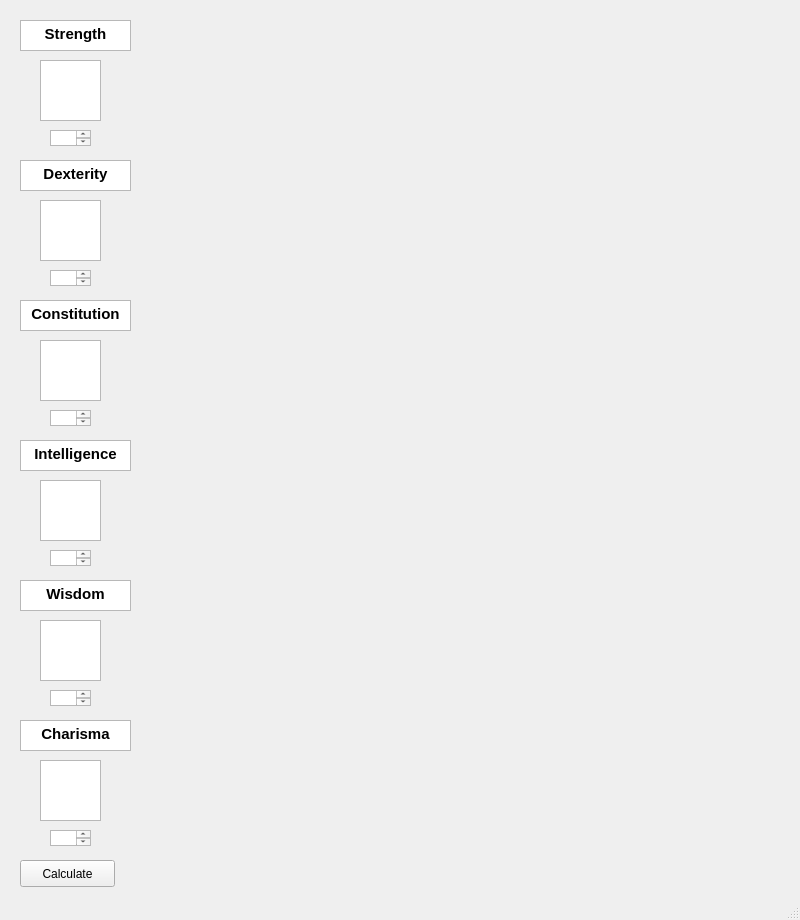
This is mainwindow.ui in RebeGM19/DnD5eSheet as Qt 5 draws it before an edit. The edited form follows.
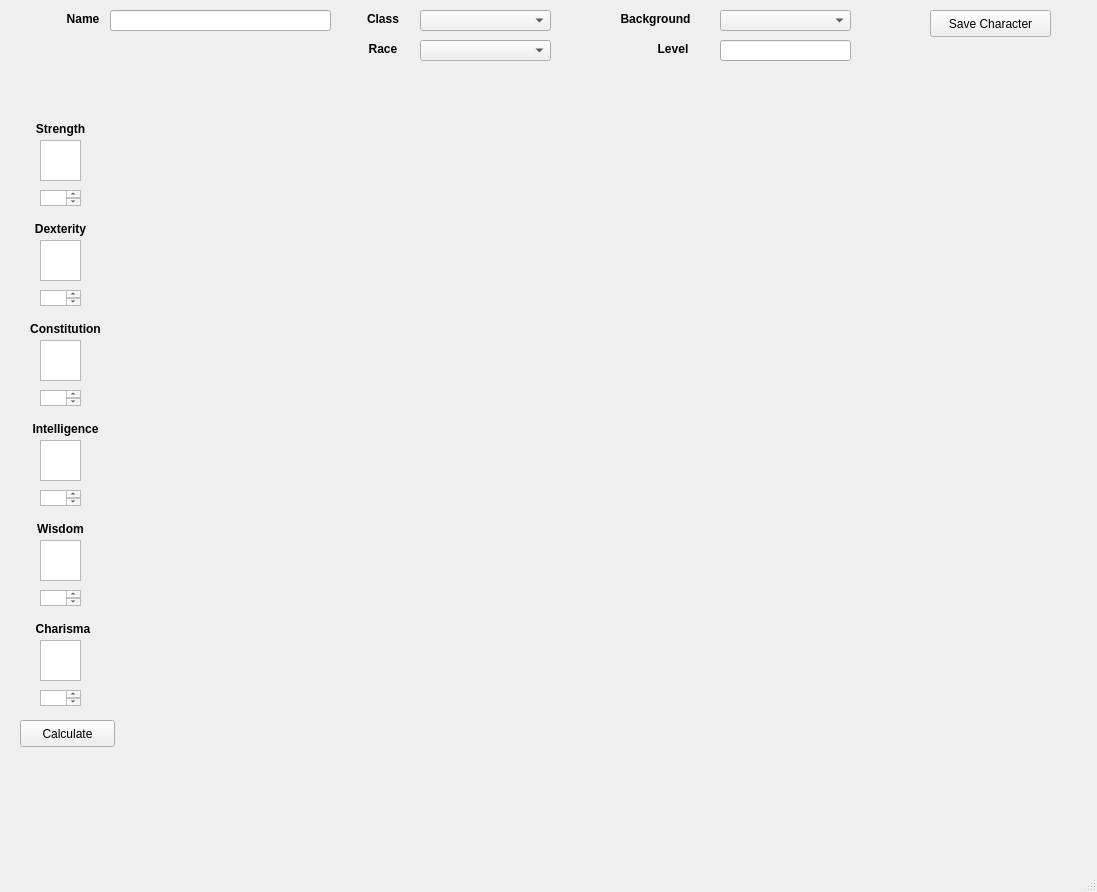
This is the edited form.

Commit message: Clase "Character" creada. Conexión con BD: Tabla "Character" e inserción de los datos básicos del personaje

The edit to the form file:
```diff
--- a/mainwindow.ui
+++ b/mainwindow.ui
@@ -6,38 +6,21 @@
    <rect>
     <x>0</x>
     <y>0</y>
-    <width>800</width>
-    <height>920</height>
+    <width>1097</width>
+    <height>892</height>
    </rect>
   </property>
   <property name="windowTitle">
    <string>MainWindow</string>
   </property>
   <widget class="QWidget" name="centralwidget">
-   <widget class="QTextBrowser" name="dexLabel">
-    <property name="geometry">
-     <rect>
-      <x>20</x>
-      <y>160</y>
-      <width>111</width>
-      <height>31</height>
-     </rect>
-    </property>
-    <property name="html">
-     <string>&lt;!DOCTYPE HTML PUBLIC &quot;-//W3C//DTD HTML 4.0//EN&quot; &quot;http://www.w3.org/TR/REC-html40/strict.dtd&quot;&gt;
-&lt;html&gt;&lt;head&gt;&lt;meta name=&quot;qrichtext&quot; content=&quot;1&quot; /&gt;&lt;style type=&quot;text/css&quot;&gt;
-p, li { white-space: pre-wrap; }
-&lt;/style&gt;&lt;/head&gt;&lt;body style=&quot; font-family:'Ubuntu'; font-size:11pt; font-weight:400; font-style:normal;&quot;&gt;
-&lt;p align=&quot;center&quot; style=&quot; margin-top:0px; margin-bottom:0px; margin-left:0px; margin-right:0px; -qt-block-indent:0; text-indent:0px;&quot;&gt;&lt;span style=&quot; font-weight:600;&quot;&gt;Dexterity&lt;/span&gt;&lt;/p&gt;&lt;/body&gt;&lt;/html&gt;</string>
-    </property>
-   </widget>
    <widget class="QTextBrowser" name="strMod">
     <property name="geometry">
      <rect>
       <x>40</x>
-      <y>60</y>
-      <width>61</width>
-      <height>61</height>
+      <y>140</y>
+      <width>41</width>
+      <height>41</height>
      </rect>
     </property>
     <property name="html">
@@ -51,79 +34,28 @@
    <widget class="QTextEdit" name="chaVal">
     <property name="geometry">
      <rect>
-      <x>50</x>
-      <y>830</y>
+      <x>40</x>
+      <y>690</y>
       <width>41</width>
       <height>16</height>
      </rect>
     </property>
    </widget>
-   <widget class="QTextBrowser" name="wisLabel">
-    <property name="geometry">
-     <rect>
-      <x>20</x>
-      <y>580</y>
-      <width>111</width>
-      <height>31</height>
-     </rect>
-    </property>
-    <property name="html">
-     <string>&lt;!DOCTYPE HTML PUBLIC &quot;-//W3C//DTD HTML 4.0//EN&quot; &quot;http://www.w3.org/TR/REC-html40/strict.dtd&quot;&gt;
-&lt;html&gt;&lt;head&gt;&lt;meta name=&quot;qrichtext&quot; content=&quot;1&quot; /&gt;&lt;style type=&quot;text/css&quot;&gt;
-p, li { white-space: pre-wrap; }
-&lt;/style&gt;&lt;/head&gt;&lt;body style=&quot; font-family:'Ubuntu'; font-size:11pt; font-weight:400; font-style:normal;&quot;&gt;
-&lt;p align=&quot;center&quot; style=&quot; margin-top:0px; margin-bottom:0px; margin-left:0px; margin-right:0px; -qt-block-indent:0; text-indent:0px;&quot;&gt;&lt;span style=&quot; font-weight:600;&quot;&gt;Wisdom&lt;/span&gt;&lt;/p&gt;&lt;/body&gt;&lt;/html&gt;</string>
-    </property>
-   </widget>
-   <widget class="QTextBrowser" name="chaLabel">
-    <property name="geometry">
-     <rect>
-      <x>20</x>
-      <y>720</y>
-      <width>111</width>
-      <height>31</height>
-     </rect>
-    </property>
-    <property name="html">
-     <string>&lt;!DOCTYPE HTML PUBLIC &quot;-//W3C//DTD HTML 4.0//EN&quot; &quot;http://www.w3.org/TR/REC-html40/strict.dtd&quot;&gt;
-&lt;html&gt;&lt;head&gt;&lt;meta name=&quot;qrichtext&quot; content=&quot;1&quot; /&gt;&lt;style type=&quot;text/css&quot;&gt;
-p, li { white-space: pre-wrap; }
-&lt;/style&gt;&lt;/head&gt;&lt;body style=&quot; font-family:'Ubuntu'; font-size:11pt; font-weight:400; font-style:normal;&quot;&gt;
-&lt;p align=&quot;center&quot; style=&quot; margin-top:0px; margin-bottom:0px; margin-left:0px; margin-right:0px; -qt-block-indent:0; text-indent:0px;&quot;&gt;&lt;span style=&quot; font-weight:600;&quot;&gt;Charisma&lt;/span&gt;&lt;/p&gt;&lt;/body&gt;&lt;/html&gt;</string>
-    </property>
-   </widget>
    <widget class="QTextBrowser" name="wisMod">
     <property name="geometry">
      <rect>
       <x>40</x>
-      <y>620</y>
-      <width>61</width>
-      <height>61</height>
+      <y>540</y>
+      <width>41</width>
+      <height>41</height>
      </rect>
     </property>
    </widget>
-   <widget class="QTextBrowser" name="intLabel">
-    <property name="geometry">
-     <rect>
-      <x>20</x>
-      <y>440</y>
-      <width>111</width>
-      <height>31</height>
-     </rect>
-    </property>
-    <property name="html">
-     <string>&lt;!DOCTYPE HTML PUBLIC &quot;-//W3C//DTD HTML 4.0//EN&quot; &quot;http://www.w3.org/TR/REC-html40/strict.dtd&quot;&gt;
-&lt;html&gt;&lt;head&gt;&lt;meta name=&quot;qrichtext&quot; content=&quot;1&quot; /&gt;&lt;style type=&quot;text/css&quot;&gt;
-p, li { white-space: pre-wrap; }
-&lt;/style&gt;&lt;/head&gt;&lt;body style=&quot; font-family:'Ubuntu'; font-size:11pt; font-weight:400; font-style:normal;&quot;&gt;
-&lt;p align=&quot;center&quot; style=&quot; margin-top:0px; margin-bottom:0px; margin-left:0px; margin-right:0px; -qt-block-indent:0; text-indent:0px;&quot;&gt;&lt;span style=&quot; font-weight:600;&quot;&gt;Intelligence&lt;/span&gt;&lt;/p&gt;&lt;/body&gt;&lt;/html&gt;</string>
-    </property>
-   </widget>
    <widget class="QTextEdit" name="strVal">
     <property name="geometry">
      <rect>
-      <x>50</x>
-      <y>130</y>
+      <x>40</x>
+      <y>190</y>
       <width>41</width>
       <height>16</height>
      </rect>
@@ -132,8 +64,8 @@
    <widget class="QTextEdit" name="conVal">
     <property name="geometry">
      <rect>
-      <x>50</x>
-      <y>410</y>
+      <x>40</x>
+      <y>390</y>
       <width>41</width>
       <height>16</height>
      </rect>
@@ -142,8 +74,8 @@
    <widget class="QTextEdit" name="wisVal">
     <property name="geometry">
      <rect>
-      <x>50</x>
-      <y>690</y>
+      <x>40</x>
+      <y>590</y>
       <width>41</width>
       <height>16</height>
      </rect>
@@ -152,8 +84,8 @@
    <widget class="QTextEdit" name="dexVal">
     <property name="geometry">
      <rect>
-      <x>50</x>
-      <y>270</y>
+      <x>40</x>
+      <y>290</y>
       <width>41</width>
       <height>16</height>
      </rect>
@@ -162,8 +94,8 @@
    <widget class="QTextEdit" name="intVal">
     <property name="geometry">
      <rect>
-      <x>50</x>
-      <y>550</y>
+      <x>40</x>
+      <y>490</y>
       <width>41</width>
       <height>16</height>
      </rect>
@@ -173,9 +105,9 @@
     <property name="geometry">
      <rect>
       <x>40</x>
-      <y>760</y>
-      <width>61</width>
-      <height>61</height>
+      <y>640</y>
+      <width>41</width>
+      <height>41</height>
      </rect>
     </property>
    </widget>
@@ -183,63 +115,29 @@
     <property name="geometry">
      <rect>
       <x>40</x>
-      <y>200</y>
-      <width>61</width>
-      <height>61</height>
+      <y>240</y>
+      <width>41</width>
+      <height>41</height>
      </rect>
     </property>
    </widget>
-   <widget class="QTextBrowser" name="strLabel">
-    <property name="geometry">
-     <rect>
-      <x>20</x>
-      <y>20</y>
-      <width>111</width>
-      <height>31</height>
-     </rect>
-    </property>
-    <property name="html">
-     <string>&lt;!DOCTYPE HTML PUBLIC &quot;-//W3C//DTD HTML 4.0//EN&quot; &quot;http://www.w3.org/TR/REC-html40/strict.dtd&quot;&gt;
-&lt;html&gt;&lt;head&gt;&lt;meta name=&quot;qrichtext&quot; content=&quot;1&quot; /&gt;&lt;style type=&quot;text/css&quot;&gt;
-p, li { white-space: pre-wrap; }
-&lt;/style&gt;&lt;/head&gt;&lt;body style=&quot; font-family:'Ubuntu'; font-size:11pt; font-weight:400; font-style:normal;&quot;&gt;
-&lt;p align=&quot;center&quot; style=&quot; margin-top:0px; margin-bottom:0px; margin-left:0px; margin-right:0px; -qt-block-indent:0; text-indent:0px;&quot;&gt;&lt;span style=&quot; font-weight:600;&quot;&gt;Strength&lt;/span&gt;&lt;/p&gt;&lt;/body&gt;&lt;/html&gt;</string>
-    </property>
-   </widget>
    <widget class="QTextBrowser" name="conMod">
     <property name="geometry">
      <rect>
       <x>40</x>
       <y>340</y>
-      <width>61</width>
-      <height>61</height>
+      <width>41</width>
+      <height>41</height>
      </rect>
     </property>
    </widget>
-   <widget class="QTextBrowser" name="conLabel">
-    <property name="geometry">
-     <rect>
-      <x>20</x>
-      <y>300</y>
-      <width>111</width>
-      <height>31</height>
-     </rect>
-    </property>
-    <property name="html">
-     <string>&lt;!DOCTYPE HTML PUBLIC &quot;-//W3C//DTD HTML 4.0//EN&quot; &quot;http://www.w3.org/TR/REC-html40/strict.dtd&quot;&gt;
-&lt;html&gt;&lt;head&gt;&lt;meta name=&quot;qrichtext&quot; content=&quot;1&quot; /&gt;&lt;style type=&quot;text/css&quot;&gt;
-p, li { white-space: pre-wrap; }
-&lt;/style&gt;&lt;/head&gt;&lt;body style=&quot; font-family:'Ubuntu'; font-size:11pt; font-weight:400; font-style:normal;&quot;&gt;
-&lt;p align=&quot;center&quot; style=&quot; margin-top:0px; margin-bottom:0px; margin-left:0px; margin-right:0px; -qt-block-indent:0; text-indent:0px;&quot;&gt;&lt;span style=&quot; font-weight:600;&quot;&gt;Constitution&lt;/span&gt;&lt;/p&gt;&lt;/body&gt;&lt;/html&gt;</string>
-    </property>
-   </widget>
    <widget class="QTextBrowser" name="intMod">
     <property name="geometry">
      <rect>
       <x>40</x>
-      <y>480</y>
-      <width>61</width>
-      <height>61</height>
+      <y>440</y>
+      <width>41</width>
+      <height>41</height>
      </rect>
     </property>
    </widget>
@@ -247,7 +145,7 @@
     <property name="geometry">
      <rect>
       <x>20</x>
-      <y>860</y>
+      <y>720</y>
       <width>95</width>
       <height>27</height>
      </rect>
@@ -256,6 +154,314 @@
      <string>Calculate</string>
     </property>
    </widget>
+   <widget class="QLabel" name="chaLabel">
+    <property name="geometry">
+     <rect>
+      <x>30</x>
+      <y>620</y>
+      <width>66</width>
+      <height>17</height>
+     </rect>
+    </property>
+    <property name="font">
+     <font>
+      <weight>75</weight>
+      <bold>true</bold>
+     </font>
+    </property>
+    <property name="text">
+     <string>Charisma</string>
+    </property>
+    <property name="alignment">
+     <set>Qt::AlignCenter</set>
+    </property>
+   </widget>
+   <widget class="QLabel" name="wisLabel">
+    <property name="geometry">
+     <rect>
+      <x>30</x>
+      <y>520</y>
+      <width>61</width>
+      <height>17</height>
+     </rect>
+    </property>
+    <property name="font">
+     <font>
+      <weight>75</weight>
+      <bold>true</bold>
+     </font>
+    </property>
+    <property name="text">
+     <string>Wisdom</string>
+    </property>
+    <property name="alignment">
+     <set>Qt::AlignCenter</set>
+    </property>
+   </widget>
+   <widget class="QLabel" name="intLabel">
+    <property name="geometry">
+     <rect>
+      <x>20</x>
+      <y>420</y>
+      <width>91</width>
+      <height>17</height>
+     </rect>
+    </property>
+    <property name="font">
+     <font>
+      <weight>75</weight>
+      <bold>true</bold>
+     </font>
+    </property>
+    <property name="text">
+     <string>Intelligence</string>
+    </property>
+    <property name="alignment">
+     <set>Qt::AlignCenter</set>
+    </property>
+   </widget>
+   <widget class="QLabel" name="conLabel">
+    <property name="geometry">
+     <rect>
+      <x>20</x>
+      <y>320</y>
+      <width>91</width>
+      <height>17</height>
+     </rect>
+    </property>
+    <property name="font">
+     <font>
+      <weight>75</weight>
+      <bold>true</bold>
+     </font>
+    </property>
+    <property name="text">
+     <string>Constitution</string>
+    </property>
+    <property name="alignment">
+     <set>Qt::AlignCenter</set>
+    </property>
+   </widget>
+   <widget class="QLabel" name="dexLabel">
+    <property name="geometry">
+     <rect>
+      <x>20</x>
+      <y>220</y>
+      <width>81</width>
+      <height>17</height>
+     </rect>
+    </property>
+    <property name="font">
+     <font>
+      <weight>75</weight>
+      <bold>true</bold>
+     </font>
+    </property>
+    <property name="text">
+     <string>Dexterity</string>
+    </property>
+    <property name="alignment">
+     <set>Qt::AlignCenter</set>
+    </property>
+   </widget>
+   <widget class="QLabel" name="strLabel">
+    <property name="geometry">
+     <rect>
+      <x>20</x>
+      <y>120</y>
+      <width>81</width>
+      <height>17</height>
+     </rect>
+    </property>
+    <property name="font">
+     <font>
+      <weight>75</weight>
+      <bold>true</bold>
+     </font>
+    </property>
+    <property name="text">
+     <string>Strength</string>
+    </property>
+    <property name="alignment">
+     <set>Qt::AlignCenter</set>
+    </property>
+   </widget>
+   <widget class="QLabel" name="nameLabel">
+    <property name="geometry">
+     <rect>
+      <x>50</x>
+      <y>10</y>
+      <width>66</width>
+      <height>17</height>
+     </rect>
+    </property>
+    <property name="font">
+     <font>
+      <weight>75</weight>
+      <bold>true</bold>
+     </font>
+    </property>
+    <property name="text">
+     <string>Name</string>
+    </property>
+    <property name="alignment">
+     <set>Qt::AlignCenter</set>
+    </property>
+   </widget>
+   <widget class="QLabel" name="levelLabel">
+    <property name="geometry">
+     <rect>
+      <x>640</x>
+      <y>40</y>
+      <width>66</width>
+      <height>17</height>
+     </rect>
+    </property>
+    <property name="font">
+     <font>
+      <weight>75</weight>
+      <bold>true</bold>
+     </font>
+    </property>
+    <property name="text">
+     <string>Level</string>
+    </property>
+    <property name="alignment">
+     <set>Qt::AlignCenter</set>
+    </property>
+   </widget>
+   <widget class="QLabel" name="classLabel">
+    <property name="geometry">
+     <rect>
+      <x>350</x>
+      <y>10</y>
+      <width>66</width>
+      <height>17</height>
+     </rect>
+    </property>
+    <property name="font">
+     <font>
+      <weight>75</weight>
+      <bold>true</bold>
+     </font>
+    </property>
+    <property name="text">
+     <string>Class</string>
+    </property>
+    <property name="alignment">
+     <set>Qt::AlignCenter</set>
+    </property>
+   </widget>
+   <widget class="QLabel" name="raceLabel">
+    <property name="geometry">
+     <rect>
+      <x>350</x>
+      <y>40</y>
+      <width>66</width>
+      <height>17</height>
+     </rect>
+    </property>
+    <property name="font">
+     <font>
+      <weight>75</weight>
+      <bold>true</bold>
+     </font>
+    </property>
+    <property name="text">
+     <string>Race</string>
+    </property>
+    <property name="alignment">
+     <set>Qt::AlignCenter</set>
+    </property>
+   </widget>
+   <widget class="QLabel" name="backgroundLabel">
+    <property name="geometry">
+     <rect>
+      <x>610</x>
+      <y>10</y>
+      <width>91</width>
+      <height>17</height>
+     </rect>
+    </property>
+    <property name="font">
+     <font>
+      <weight>75</weight>
+      <bold>true</bold>
+     </font>
+    </property>
+    <property name="text">
+     <string>Background</string>
+    </property>
+    <property name="alignment">
+     <set>Qt::AlignCenter</set>
+    </property>
+   </widget>
+   <widget class="QComboBox" name="classInput">
+    <property name="geometry">
+     <rect>
+      <x>420</x>
+      <y>10</y>
+      <width>131</width>
+      <height>21</height>
+     </rect>
+    </property>
+    <property name="contextMenuPolicy">
+     <enum>Qt::NoContextMenu</enum>
+    </property>
+   </widget>
+   <widget class="QLineEdit" name="nameInput">
+    <property name="geometry">
+     <rect>
+      <x>110</x>
+      <y>10</y>
+      <width>221</width>
+      <height>21</height>
+     </rect>
+    </property>
+   </widget>
+   <widget class="QComboBox" name="raceInput">
+    <property name="geometry">
+     <rect>
+      <x>420</x>
+      <y>40</y>
+      <width>131</width>
+      <height>21</height>
+     </rect>
+    </property>
+   </widget>
+   <widget class="QComboBox" name="backgroundInput">
+    <property name="geometry">
+     <rect>
+      <x>720</x>
+      <y>10</y>
+      <width>131</width>
+      <height>21</height>
+     </rect>
+    </property>
+   </widget>
+   <widget class="QLineEdit" name="levelInput">
+    <property name="geometry">
+     <rect>
+      <x>720</x>
+      <y>40</y>
+      <width>131</width>
+      <height>21</height>
+     </rect>
+    </property>
+   </widget>
+   <widget class="QPushButton" name="butSaveCharacter">
+    <property name="geometry">
+     <rect>
+      <x>930</x>
+      <y>10</y>
+      <width>121</width>
+      <height>27</height>
+     </rect>
+    </property>
+    <property name="text">
+     <string>Save Character</string>
+    </property>
+   </widget>
   </widget>
   <widget class="QStatusBar" name="statusbar"/>
  </widget>
```
The commit also changes 3 other files.
